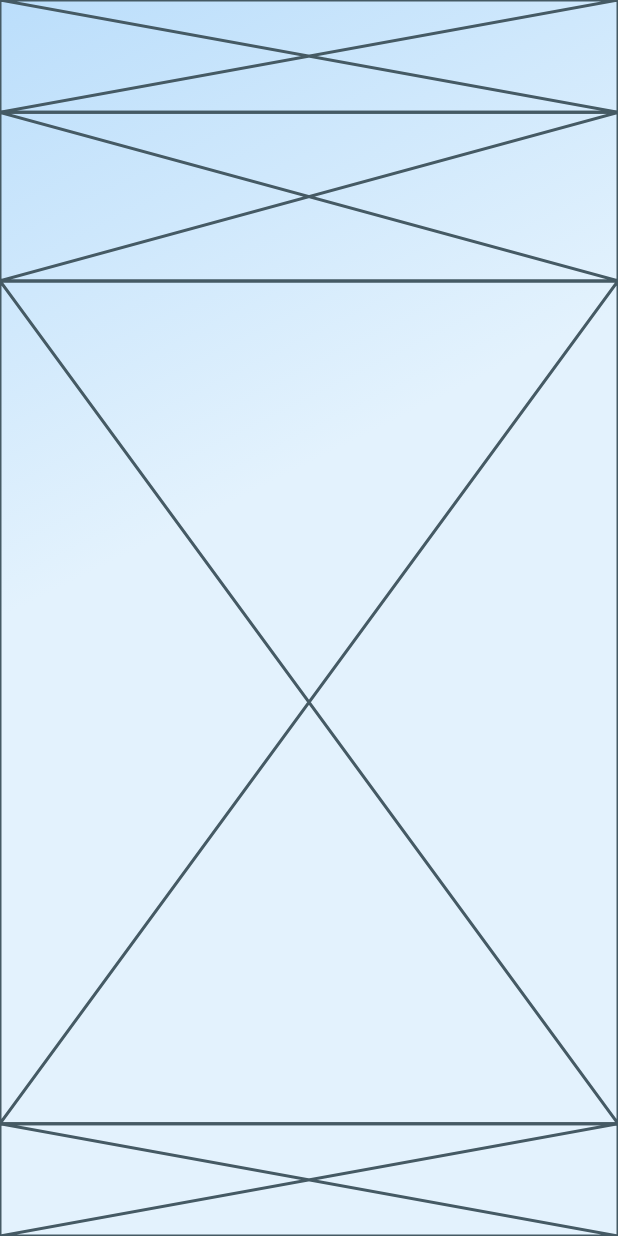
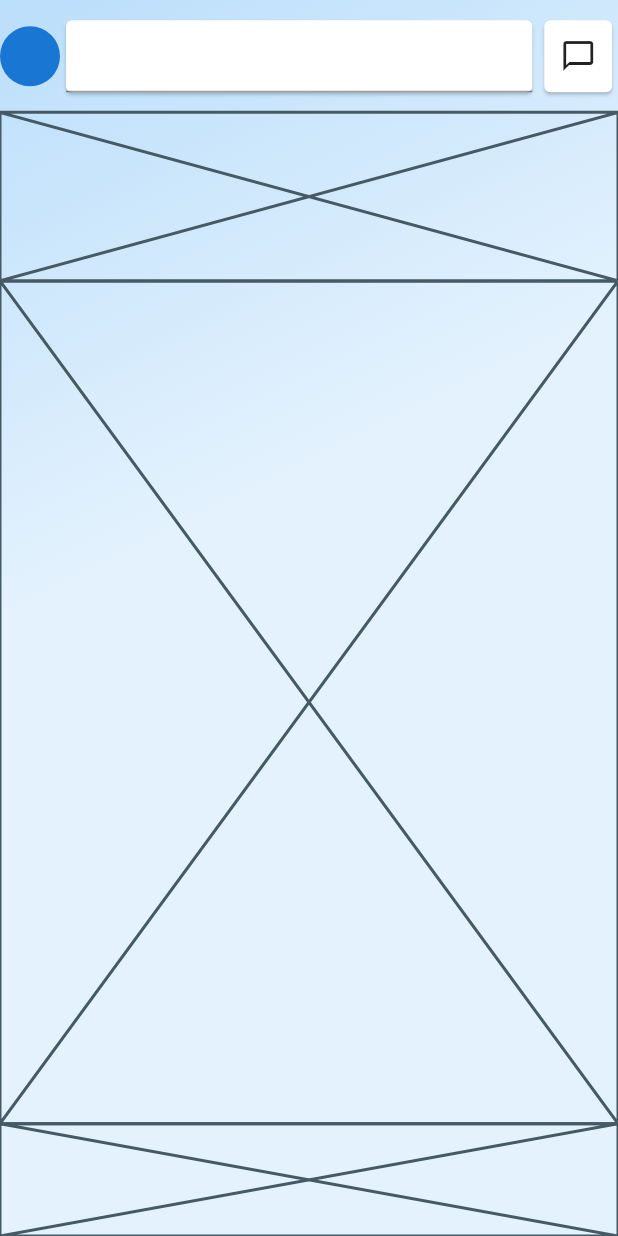
Before and after one commit to JAICHANGPARK/flutter_notebook_8th_story, a Flutter app: the screen it shows after launch, on a phone screen of 412 x 824 dp. Run offline on Flutter 3.47's test engine with Material 2 defaults, Android fonts, the phone set to English and light mode, and no system bars; our stand-ins replace badges, flutter_hooks, google_fonts, hooks_riverpod, state_notifier.

Commit message:
Update linkedin_main_page.dart

```diff
--- a/lib/ep580_linkedin_app/linkedin_main_page.dart
+++ b/lib/ep580_linkedin_app/linkedin_main_page.dart
@@ -23,7 +23,21 @@ class _LinkedinMainPageState extends State<LinkedinMainPage> {
             children: [
               Expanded(
                 flex: 2,
-                child: Placeholder(),
+                child: Row(
+                  children: [
+                    CircleAvatar(),
+                    Expanded(
+                      flex: 6,
+                      child: Card(
+                        child: TextField(),
+                      ),
+                    ),
+                    Expanded(child: Card(
+                      child: IconButton(icon: Icon(Icons.chat_bubble_outline),
+                      onPressed: (){},),
+                    )),
+                  ],
+                ),
               ),
               Expanded(
                 flex: 3,
```
